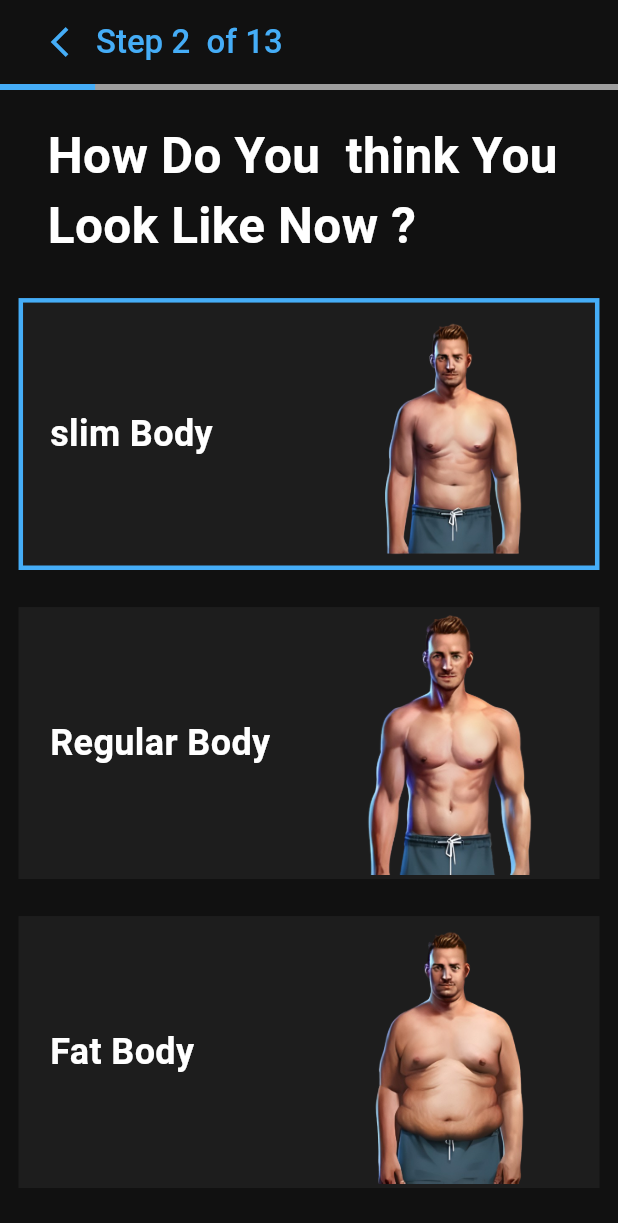
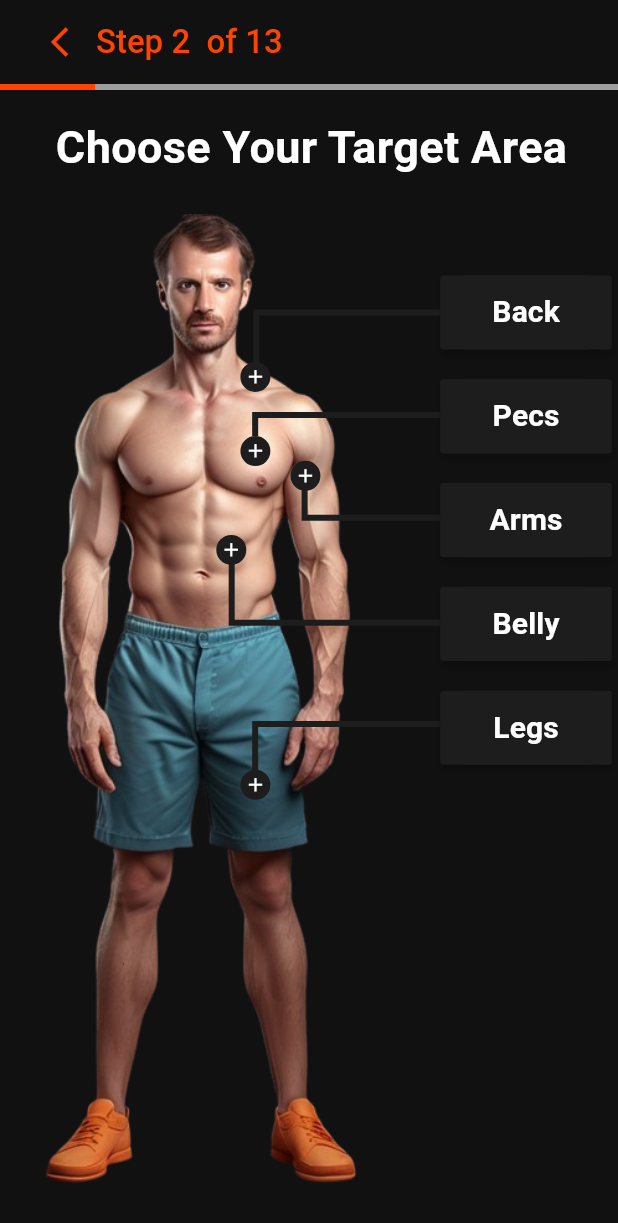
Before and after one commit to ZnaidiLV1/GymApp, a Flutter app: the RateYourself screen opened directly, after a tap on "slim Body", on a phone screen of 412 x 824 dp. Shown: the top 1223 px of the screen. Run offline on Flutter 3.47's test engine with Material 3 defaults, Android fonts, the phone set to English and light mode, and no system bars; our stand-ins replace flutter_bloc.

Commit message:
targetareas added

```diff
--- /dev/null
+++ b/lib/core/constant/TargetAreaLists.dart
@@ -0,0 +1,84 @@
+// ignore_for_file: public_member_api_docs, sort_constructors_first
+import 'package:flutter/material.dart';
+
+class Targetarealists {
+  final BuildContext context;
+
+  Targetarealists({
+    required this.context,
+  });
+  List<List<double>> getList2() {
+    return [
+      [
+        MediaQuery.of(context).size.height * 0.22,
+        MediaQuery.of(context).size.width * 0.389,
+        MediaQuery.of(context).size.height * 0.11,
+      ],
+      [
+        MediaQuery.of(context).size.height * 0.28,
+        MediaQuery.of(context).size.width * 0.389,
+        MediaQuery.of(context).size.height * 0.19,
+      ],
+      [
+        MediaQuery.of(context).size.height * 0.3,
+        MediaQuery.of(context).size.width * 0.47,
+        MediaQuery.of(context).size.height * 0.28,
+      ],
+      [
+        MediaQuery.of(context).size.height * 0.36,
+        MediaQuery.of(context).size.width * 0.35,
+        MediaQuery.of(context).size.height * 0.347,
+      ],
+      [
+        MediaQuery.of(context).size.height * 0.55,
+        MediaQuery.of(context).size.width * 0.389,
+        MediaQuery.of(context).size.height * 0.441,
+      ],
+    ];
+  }
+
+  List<List<double>> getList() {
+    return [
+      [
+        MediaQuery.of(context).size.height * 0.18,
+        MediaQuery.of(context).size.height * 0.07,
+        MediaQuery.of(context).size.height * -0.011,
+        MediaQuery.of(context).size.height * 0.07,
+        MediaQuery.of(context).size.height * -0.011,
+        MediaQuery.of(context).size.height * 0.112,
+      ],
+      [
+        MediaQuery.of(context).size.height * 0.18,
+        MediaQuery.of(context).size.height * 0.073,
+        MediaQuery.of(context).size.height * -0.012,
+        MediaQuery.of(context).size.height * 0.073,
+        MediaQuery.of(context).size.height * -0.012,
+        MediaQuery.of(context).size.height * 0.09,
+      ],
+      [
+        MediaQuery.of(context).size.height * 0.18,
+        MediaQuery.of(context).size.height * 0.066,
+        MediaQuery.of(context).size.height * 0.028,
+        MediaQuery.of(context).size.height * 0.066,
+        MediaQuery.of(context).size.height * 0.028,
+        MediaQuery.of(context).size.height * 0.04,
+      ],
+      [
+        MediaQuery.of(context).size.height * 0.18,
+        MediaQuery.of(context).size.height * 0.084,
+        MediaQuery.of(context).size.height * -0.031,
+        MediaQuery.of(context).size.height * 0.084,
+        MediaQuery.of(context).size.height * -0.031,
+        MediaQuery.of(context).size.height * 0.035,
+      ],
+      [
+        MediaQuery.of(context).size.height * 0.18,
+        MediaQuery.of(context).size.height * 0.072,
+        MediaQuery.of(context).size.height * -0.012,
+        MediaQuery.of(context).size.height * 0.072,
+        MediaQuery.of(context).size.height * -0.012,
+        MediaQuery.of(context).size.height * 0.11,
+      ],
+    ];
+  }
+}
--- a/lib/core/constant/colors.dart
+++ b/lib/core/constant/colors.dart
@@ -3,7 +3,7 @@
 import 'package:flutter/material.dart';
 
 class ConstColors {
-  static Color primaryColor = Color(0xFF45ADF7);
+  static Color primaryColor = Color(0xFFFF4400);
   static Color bg = Color(0xFF111111);
   static Color secondaryColor = Color(0xFF1D1D1D);
   //0D0D0D
--- a/lib/main.dart
+++ b/lib/main.dart
@@ -7,6 +7,7 @@ import 'package:gym_app/stateManagement/features/GenderCubit.dart';
 import 'package:gym_app/stateManagement/features/MainGoalCubit.dart';
 import 'package:gym_app/stateManagement/features/RateYourselCubit.dart';
 import 'package:gym_app/stateManagement/features/StepsCubit.dart';
+import 'package:gym_app/stateManagement/features/TargetBodyCubit.dart';
 import 'package:gym_app/stateManagement/global/auth/SignUpCubit.dart';
 import 'package:gym_app/view/screen/Auth/MainGoal.dart';
 
@@ -27,6 +28,7 @@ class MyApp extends StatelessWidget {
         BlocProvider(create: (_)=>StepsCubit()),
         BlocProvider(create: (_)=>Maingoalcubit()),
         BlocProvider(create: (_)=>Rateyourselcubit()),
+        BlocProvider(create: (_)=>Targetbodycubit())
       ],
       child: MaterialApp(
         debugShowCheckedModeBanner: false,
--- /dev/null
+++ b/lib/stateManagement/features/TargetBodyCubit.dart
@@ -0,0 +1,10 @@
+import 'package:flutter_bloc/flutter_bloc.dart';
+
+class Targetbodycubit extends Cubit<List<bool>> {
+  Targetbodycubit() : super([false, false, false, false, false]);
+  void changeBool(int index) {
+    List<bool> newState = List<bool>.from(state);
+    newState[index] = !newState[index];
+    emit(newState);
+  }
+}
--- a/lib/view/screen/Auth/RateYourself.dart
+++ b/lib/view/screen/Auth/RateYourself.dart
@@ -6,6 +6,7 @@ import 'package:gym_app/core/shared/ProgressIndicator.dart';
 import 'package:gym_app/core/shared/navigator_utils.dart';
 import 'package:gym_app/stateManagement/features/RateYourselCubit.dart';
 import 'package:gym_app/stateManagement/features/StepsCubit.dart';
+import 'package:gym_app/view/screen/Auth/TargetArea.dart';
 import 'package:gym_app/view/widget/steps/RateYourself/RateYourselfContainer.dart';
 
 class RateYourself extends StatelessWidget {
@@ -24,11 +25,12 @@ class RateYourself extends StatelessWidget {
         children: [
           Progressindicator(),
           Container(
-            padding: EdgeInsets.only(top: 20),
+            padding:
+                EdgeInsets.only(top: MediaQuery.of(context).size.height * 0.02),
             child: Text(
-              "How Do You  think You \nLook Like Now ?",
+              "How Do You think You \nLook Like Now ?",
               style: TextStyle(
-                  fontSize: 33,
+                  fontSize: 30,
                   fontWeight: FontWeight.bold,
                   color: Colors.white),
             ),
@@ -51,7 +53,7 @@ class RateYourself extends StatelessWidget {
                       context.read<StepsCubit>().nextStep();
                       NavigatorUtils.pushWithTransition(
                         context,
-                        RateYourself(),
+                        Targetarea(),
                         begin: Offset(1.0, 0.0),
                         curve: Curves.easeInOut,
                         duration: Duration(seconds: 1),
@@ -71,7 +73,7 @@ class RateYourself extends StatelessWidget {
                       context.read<StepsCubit>().nextStep();
                       NavigatorUtils.pushWithTransition(
                         context,
-                        RateYourself(),
+                        Targetarea(),
                         begin: Offset(1.0, 0.0),
                         curve: Curves.easeInOut,
                         duration: Duration(seconds: 1),
@@ -91,7 +93,7 @@ class RateYourself extends StatelessWidget {
                       context.read<StepsCubit>().nextStep();
                       NavigatorUtils.pushWithTransition(
                         context,
-                        RateYourself(),
+                        Targetarea(),
                         begin: Offset(1.0, 0.0),
                         curve: Curves.easeInOut,
                         duration: Duration(seconds: 1),
--- /dev/null
+++ b/lib/view/screen/Auth/TargetArea.dart
@@ -0,0 +1,55 @@
+import 'package:flutter/material.dart';
+import 'package:gym_app/core/constant/colors.dart';
+import 'package:gym_app/core/shared/AppbarSteps.dart';
+import 'package:gym_app/core/shared/ProgressIndicator.dart';
+import 'package:gym_app/view/widget/steps/TargetArea/ButtonAndLine.dart';
+import 'package:gym_app/view/widget/steps/TargetArea/TargetAreaPhoto.dart';
+import 'package:gym_app/view/widget/steps/TargetArea/lines/line.dart';
+
+class Targetarea extends StatelessWidget {
+  Targetarea({super.key});
+
+  @override
+  Widget build(BuildContext context) {
+    return Scaffold(
+      appBar: AppBar(
+        automaticallyImplyLeading: false,
+        backgroundColor: ConstColors.bg,
+        title: Appbarsteps(),
+      ),
+      backgroundColor: ConstColors.bg,
+      body: Column(
+        crossAxisAlignment: CrossAxisAlignment.start,
+        children: [
+          Progressindicator(),
+          Expanded(
+            child: Stack(
+              children: [
+                Targetareaphoto(),
+                LineExample(),
+                Positioned(
+                  right: MediaQuery.of(context).size.width * 0.01,
+                  top: MediaQuery.of(context).size.height * 0.14,
+                  child: Buttonandline(),
+                ),
+                Padding(
+                  padding: EdgeInsets.only(
+                      top: MediaQuery.of(context).size.height * 0.02,
+                      left: MediaQuery.of(context).size.width * 0.09),
+                  child: Text(
+                    "Choose Your Target Area",
+                    style: TextStyle(
+                      fontSize: 30,
+                      fontWeight: FontWeight.bold,
+                      color: Colors.white,
+                    ),
+                  ),
+                ),
+              ],
+            ),
+          ),
+        ],
+      ),
+    );
+  }
+}
--- /dev/null
+++ b/lib/view/widget/steps/TargetArea/ButtonAndLine.dart
@@ -0,0 +1,55 @@
+import 'package:flutter/material.dart';
+import 'package:flutter_bloc/flutter_bloc.dart';
+import 'package:gym_app/core/constant/colors.dart';
+import 'package:gym_app/stateManagement/features/TargetBodyCubit.dart';
+
+class Buttonandline extends StatelessWidget {
+  Buttonandline({super.key});
+
+  final List<String> parts = ["Back", "Pecs", "Arms", "Belly", "Legs"];
+
+  @override
+  Widget build(BuildContext context) {
+    return Column(
+      crossAxisAlignment: CrossAxisAlignment.end,
+      children: List.generate(parts.length, (index) {
+        return Column(
+          children: [
+            SizedBox(
+              height: MediaQuery.of(context).size.width * 0.02,
+            ),
+            BlocBuilder<Targetbodycubit, List<bool>>(
+                builder: (BuildContext context, List<bool> state) {
+              return MaterialButton(
+                color: state[index]
+                    ? ConstColors.primaryColor
+                    : ConstColors.secondaryColor,
+                onPressed: () {
+                  context.read<Targetbodycubit>().changeBool(index);
+                },
+                child: Container(
+                  alignment: Alignment.center,
+                  color: state[index]
+                      ? ConstColors.primaryColor
+                      : ConstColors.secondaryColor,
+                  height: MediaQuery.of(context).size.height * 0.06,
+                  width: MediaQuery.of(context).size.width * 0.2,
+                  child: Text(
+                    parts[index],
+                    style: TextStyle(
+                        color: Colors.white,
+                        fontSize: 20,
+                        fontWeight: FontWeight.w600),
+                  ),
+                ),
+              );
+            }),
+            SizedBox(
+              height: MediaQuery.of(context).size.width * 0.028,
+            ),
+          ],
+        );
+      }),
+    );
+  }
+}
--- /dev/null
+++ b/lib/view/widget/steps/TargetArea/TargetAreaPhoto.dart
@@ -0,0 +1,25 @@
+import 'package:flutter/material.dart';
+
+class Targetareaphoto extends StatelessWidget {
+  const Targetareaphoto({super.key});
+
+  @override
+  Widget build(BuildContext context) {
+    return Positioned.fill(
+                  child: Container(
+                    width: MediaQuery.of(context).size.width * 1,
+                    alignment:
+                        Alignment.topLeft, // Aligns the image to the left
+                    padding: EdgeInsets.only(
+                      top: MediaQuery.of(context).size.height * 0.1,
+                      right: MediaQuery.of(context).size.width * 0.2,
+                      bottom: MediaQuery.of(context).size.height * 0.04,
+                    ),
+                    child: Image.asset(
+                      "images/allbody.png",
+                      fit: BoxFit.contain, // Ensures the image fits nicely
+                    ),
+                  ),
+                );
+  }
+}
--- /dev/null
+++ b/lib/view/widget/steps/TargetArea/lines/line.dart
@@ -0,0 +1,93 @@
+// ignore_for_file: public_member_api_docs, sort_constructors_first
+import 'package:flutter/material.dart';
+import 'package:flutter_bloc/flutter_bloc.dart';
+
+import 'package:gym_app/core/constant/TargetAreaLists.dart';
+import 'package:gym_app/core/constant/colors.dart';
+import 'package:gym_app/stateManagement/features/TargetBodyCubit.dart';
+
+class LineExample extends StatelessWidget {
+  @override
+  Widget build(BuildContext context) {
+    List list = Targetarealists(context: context).getList2();
+    return Center(
+      child: Stack(
+        children: List.generate(5, (index) {
+          return Stack(
+            children: [
+              Positioned(
+                top: list[index][0],
+                left: list[index][1],
+                child: BlocBuilder<Targetbodycubit, List<bool>>(
+                    builder: (BuildContext context, List<bool> state) {
+                  return Container(
+                    width: 20,
+                    height: 20,
+                    decoration: BoxDecoration(
+                      color: state[index]
+                          ? ConstColors.primaryColor
+                          : ConstColors.secondaryColor,
+                      shape: BoxShape.circle,
+                      border: Border.all(
+                          color: state[index]
+                              ? ConstColors.primaryColor
+                              : ConstColors.secondaryColor,
+                          width: 2),
+                    ),
+                    child: Center(
+                      child: Icon(
+                        Icons.add,
+                        color: Colors.white,
+                        size: 15,
+                      ),
+                    ),
+                  );
+                }),
+              ),
+              Positioned(
+                top: list[index][2],
+                left: 180,
+                child: BlocBuilder<Targetbodycubit, List<bool>>(
+                    builder: (BuildContext context, List<bool> state) {
+                  return CustomPaint(
+                    size: Size(200, 200),
+                    painter: LinePainter(index: index, context: context, tapped: state[index]),
+                  );
+                }),
+              ),
+            ],
+          );
+        }),
+      ),
+    );
+  }
+}
+
+class LinePainter extends CustomPainter {
+  final BuildContext context;
+  final int index;
+  final bool tapped;
+
+  LinePainter({
+    required this.context,
+    required this.index,
+    required this.tapped,
+  });
+
+  @override
+  void paint(Canvas canvas, Size size) {
+    List list = Targetarealists(context: context).getList();
+    final paint = Paint()
+      ..color = tapped?ConstColors.primaryColor:ConstColors.secondaryColor
+      ..strokeWidth = 4
+      ..style = PaintingStyle.stroke;
+    final path = Path();
+    path.moveTo(list[index][0], list[index][1]);
+    path.lineTo(list[index][2], list[index][3]);
+    path.lineTo(list[index][4], list[index][5]);
+    canvas.drawPath(path, paint);
+  }
+
+  @override
+  bool shouldRepaint(covariant CustomPainter oldDelegate) => false;
+}
```
Also changed, not shown: images/allbody.png (added).
